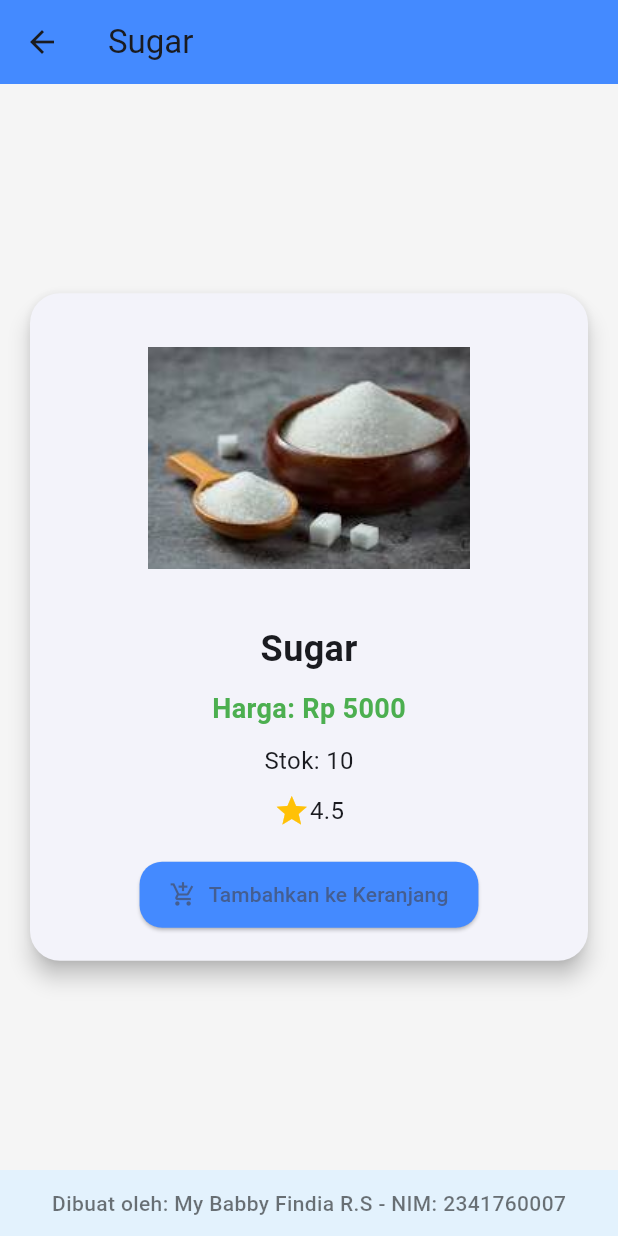
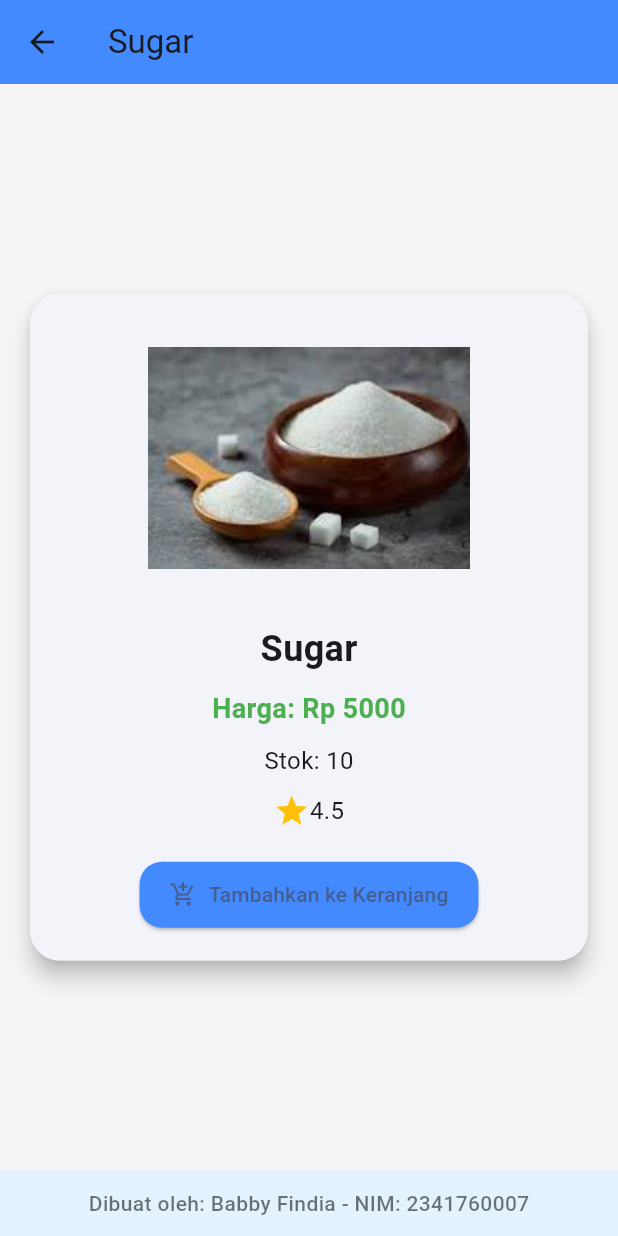
Before and after one commit to bebyyf/layout_flutter, a Flutter app: the screen it shows after launch, after a tap on "Sugar", on a phone screen of 412 x 824 dp. Run offline on Flutter 3.47's test engine with Material 3 defaults, Android fonts, the phone set to English and light mode, and no system bars; our stand-ins replace go_router.

Commit message:
Tugas praktikum 2 no 6

```diff
--- a/lib/main.dart
+++ b/lib/main.dart
@@ -1,21 +1,39 @@
 import 'package:flutter/material.dart';
+import 'package:go_router/go_router.dart';
+import 'models/item.dart';
 import 'pages/home_page.dart';
 import 'pages/item_page.dart';
 
 void main() {
-  runApp(
-    MaterialApp(
+  runApp(const MyApp());
+}
+
+class MyApp extends StatelessWidget {
+  const MyApp({super.key});
+
+  @override
+  Widget build(BuildContext context) {
+    final GoRouter router = GoRouter(
+      routes: [
+        GoRoute(path: '/', builder: (context, state) => HomePage()),
+        GoRoute(
+          path: '/item',
+          builder: (context, state) {
+            final item = state.extra as Item;
+            return ItemPage(item: item);
+          },
+        ),
+      ],
+    );
+
+    return MaterialApp.router(
       debugShowCheckedModeBanner: false,
-      title: 'Aplikasi Belanja Flutter',
-      initialRoute: '/',
-      routes: {
-        '/': (context) => HomePage(),
-        '/item': (context) => const ItemPage(),
-      },
+      title: 'Aplikasi Belanja',
+      routerConfig: router,
       theme: ThemeData(
         colorScheme: ColorScheme.fromSeed(seedColor: Colors.blueAccent),
         useMaterial3: true,
       ),
-    ),
-  );
+    );
+  }
 }
--- a/lib/pages/home_page.dart
+++ b/lib/pages/home_page.dart
@@ -1,8 +1,8 @@
 import 'package:flutter/material.dart';
+import 'package:go_router/go_router.dart';
 import '../models/item.dart';
 import '../widgets/item_card.dart';
 import '../widgets/footer.dart';
-
 
 class HomePage extends StatelessWidget {
   HomePage({super.key});
@@ -17,7 +17,6 @@ class HomePage extends StatelessWidget {
   @override
   Widget build(BuildContext context) {
     return Scaffold(
-      backgroundColor: Colors.grey.shade100,
       appBar: AppBar(
         title: const Text('Aplikasi Belanja'),
         backgroundColor: Colors.blueAccent,
@@ -40,15 +39,13 @@ class HomePage extends StatelessWidget {
                   final item = items[index];
                   return ItemCard(
                     item: item,
-                    onTap: () {
-                      Navigator.pushNamed(context, '/item', arguments: item);
-                    },
+                    onTap: () => context.push('/item', extra: item), // <--- pakai go_router
                   );
                 },
               ),
             ),
           ),
-          const Footer(), // Footer di bawah
+          const Footer(),
         ],
       ),
     );
--- a/lib/pages/item_page.dart
+++ b/lib/pages/item_page.dart
@@ -2,14 +2,13 @@ import 'package:flutter/material.dart';
 import '../models/item.dart';
 import '../widgets/footer.dart';
 
+class ItemPage extends StatelessWidget {
+  final Item item;
 
-class ItemPage extends StatelessWidget {
-  const ItemPage({super.key});
+  const ItemPage({super.key, required this.item});
 
   @override
   Widget build(BuildContext context) {
-    final Item item = ModalRoute.of(context)!.settings.arguments as Item;
-
     return Scaffold(
       backgroundColor: Colors.grey.shade100,
       appBar: AppBar(
--- a/lib/widgets/footer.dart
+++ b/lib/widgets/footer.dart
@@ -10,7 +10,7 @@ class Footer extends StatelessWidget {
       padding: const EdgeInsets.all(12),
       child: const Center(
         child: Text(
-          'Dibuat oleh: My Babby Findia R.S - NIM: 2341760007',
+          'Dibuat oleh: Babby Findia - NIM: 2341760007',
           style: TextStyle(
             fontSize: 14,
             fontWeight: FontWeight.w500,
--- a/lib/widgets/item_card.dart
+++ b/lib/widgets/item_card.dart
@@ -1,5 +1,5 @@
 import 'package:flutter/material.dart';
-import '../../models/item.dart';
+import '../models/item.dart';
 
 class ItemCard extends StatelessWidget {
   final Item item;
--- a/pubspec.yaml
+++ b/pubspec.yaml
@@ -34,6 +34,7 @@ dependencies:
   # The following adds the Cupertino Icons font to your application.
   # Use with the CupertinoIcons class for iOS style icons.
   cupertino_icons: ^1.0.8
+  go_router: ^16.3.0
 
 dev_dependencies:
   flutter_test:
```
Also changed, not shown: images/ss23.png (added), images/ss24.png (added), pubspec.lock, 1 other file.
